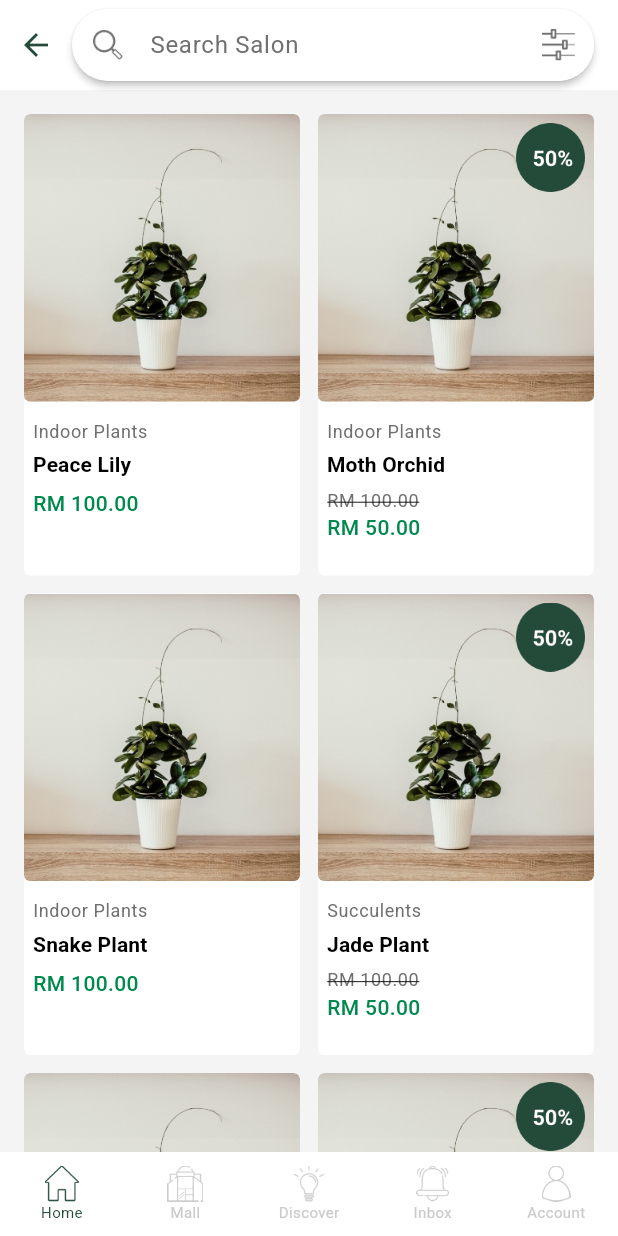
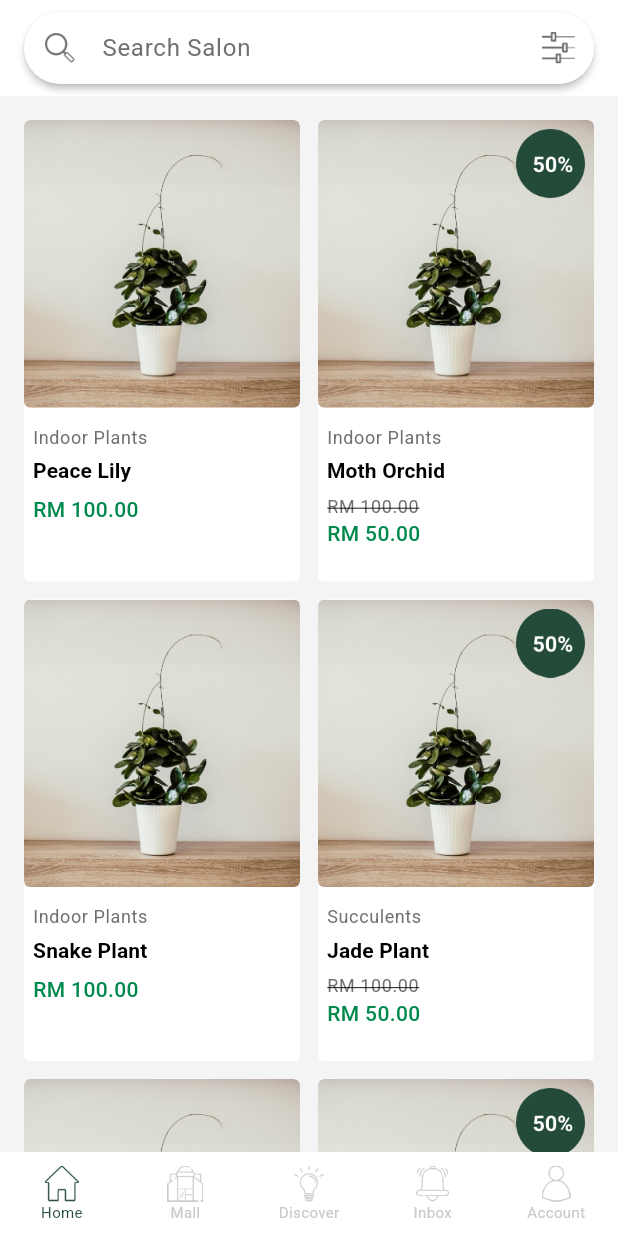
Before and after one commit to ngshenmeng2401/data_flow_interview_assessment, a Flutter app: the screen it shows after launch, swiped to page 2, on a phone screen of 412 x 824 dp. Run offline on Flutter 3.47's test engine with Material 3 defaults, Android fonts, the phone set to English and light mode, and no system bars; our stand-ins replace flutter_map, get, go_router, latlong2.

Commit message:
remove back icon button

```diff
--- a/lib/screens/tabs/mall_tab/mall_tab.dart
+++ b/lib/screens/tabs/mall_tab/mall_tab.dart
@@ -108,16 +108,7 @@ class _MallTabState extends State<MallTab> {
     return Material(
       color: colors.surface,
       child: Padding(
-        padding: const EdgeInsetsDirectional.fromSTEB(0, kSpacing / 2, kPadding, kSpacing / 2),
-        child: Row(
-          children: <Widget>[
-            IconButton(
-              tooltip: MaterialLocalizations.of(context).backButtonTooltip,
-              icon: const BackButtonIcon(),
-              color: colors.primary,
-              onPressed: widget.onBack,
-            ),
-            Expanded(
+        padding: const EdgeInsetsGeometry.symmetric(horizontal: kPadding, vertical: kPadding / 2),
         child: AppSearchField(
           hintText: lang.search_salon_title,
           onChanged: (String value) => _query.value = value.trim().toLowerCase(),
@@ -138,9 +129,6 @@ class _MallTabState extends State<MallTab> {
               onPressed: () => _discountedOnly.value = !selected,
             );
           }),
-              ),
-            ),
-          ],
         ),
       ),
     );
```
Lines whose indentation alone changed are shown as unchanged.
